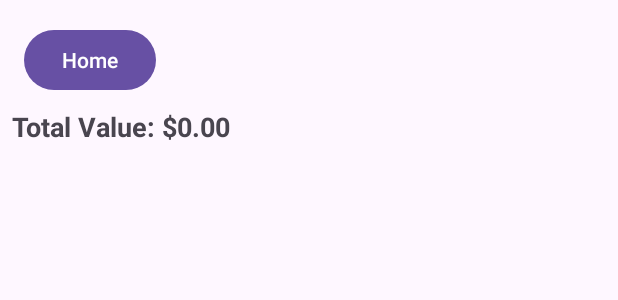
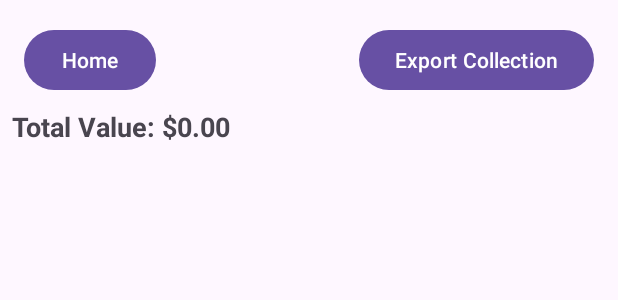
Before and after one commit to ThorriThorskur/LootApp, an Android app: the layout activity_inventory.xml on its own in the app's theme, with its tools: preview values and no code run, on a phone screen of 412 x 824 dp. Shown: the top 300 px of the screen. Run offline under Robolectric (Android 15) with nearby library versions, the phone set to English and light mode, and no system bars; network calls fail.

Commit message:
Export Collection via CSV, Search on enter fix.

```diff
--- a/app/src/main/res/layout/activity_inventory.xml
+++ b/app/src/main/res/layout/activity_inventory.xml
@@ -6,7 +6,7 @@
     android:layout_width="match_parent"
     android:layout_height="match_parent">
 
-    <!-- Home Button -->
+    <!-- Home Button (left) -->
     <Button
         android:id="@+id/buttonHome"
         android:layout_width="wrap_content"
@@ -14,7 +14,18 @@
         android:text="Home"
         app:layout_constraintTop_toTopOf="parent"
         app:layout_constraintStart_toStartOf="parent"
-        android:layout_margin="16dp"/>
+        android:layout_margin="16dp" />
+
+    <!-- Export Button (right) -->
+    <Button
+        android:id="@+id/buttonExport"
+        android:layout_width="wrap_content"
+        android:layout_height="wrap_content"
+        android:text="Export Collection"
+        app:layout_constraintTop_toTopOf="parent"
+        app:layout_constraintEnd_toEndOf="parent"
+        app:layout_constraintBaseline_toBaselineOf="@id/buttonHome"
+        android:layout_margin="16dp" />
 
     <!-- Total Value TextView -->
     <TextView
@@ -30,17 +41,20 @@
         app:layout_constraintEnd_toEndOf="parent"/>
 
     <!-- RecyclerView for inventory cards -->
+
+    <!-- Empty state message -->
     <androidx.recyclerview.widget.RecyclerView
         android:id="@+id/recyclerViewInventory"
         android:layout_width="0dp"
         android:layout_height="0dp"
+        android:padding="8dp"
+        app:layout_constraintBottom_toBottomOf="parent"
+        app:layout_constraintEnd_toEndOf="parent"
+        app:layout_constraintHorizontal_bias="0.0"
+        app:layout_constraintStart_toStartOf="parent"
         app:layout_constraintTop_toBottomOf="@id/textViewTotalValue"
-        app:layout_constraintBottom_toBottomOf="parent"
-        app:layout_constraintStart_toStartOf="parent"
-        app:layout_constraintEnd_toEndOf="parent"
-        android:padding="8dp" />
+        app:layout_constraintVertical_bias="0.0" />
 
-    <!-- Empty state message -->
     <TextView
         android:id="@+id/textViewEmptyInventory"
         android:layout_width="wrap_content"
@@ -63,4 +77,7 @@
         app:layout_constraintBottom_toBottomOf="parent"
         app:layout_constraintStart_toStartOf="parent"
         app:layout_constraintEnd_toEndOf="parent" />
+
+
+
 </androidx.constraintlayout.widget.ConstraintLayout>
--- a/app/src/main/res/layout/activity_search.xml
+++ b/app/src/main/res/layout/activity_search.xml
@@ -22,6 +22,8 @@
         android:layout_width="0dp"
         android:layout_height="wrap_content"
         android:hint="Search..."
+        android:imeOptions="actionSearch"
+        android:inputType="text"
         app:layout_constraintTop_toBottomOf="@id/buttonHome"
         app:layout_constraintStart_toStartOf="parent"
         app:layout_constraintEnd_toEndOf="parent"
```
Also changed, not shown: app/src/main/java/is/hbv501g/lootapp/InventoryActivity.java (+39 -0 lines), app/src/main/java/is/hbv501g/lootapp/SearchActivity.java (+20 -0 lines).
